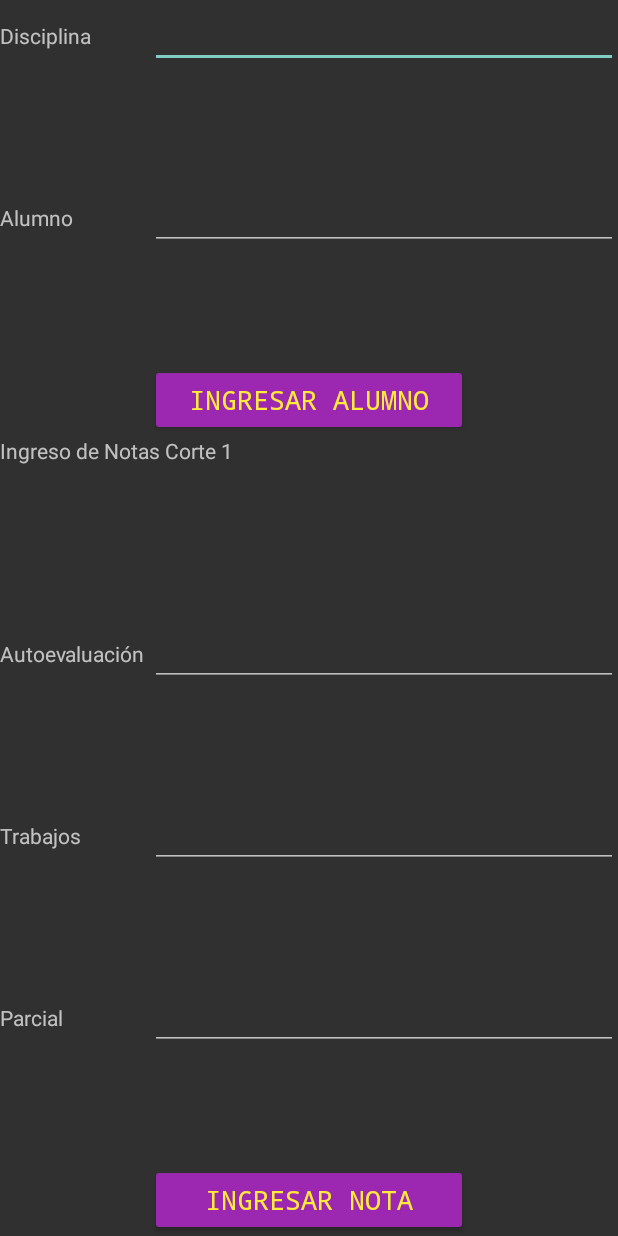
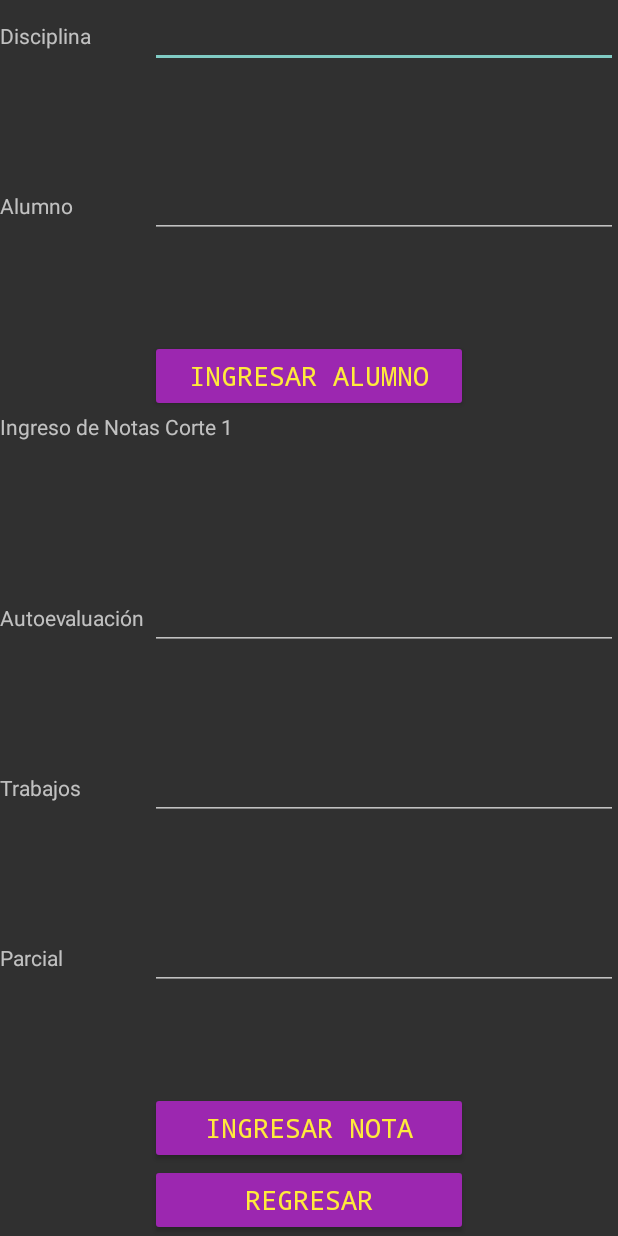
Before and after one commit to jlopezsa/RegistroNotas, an Android app: the RegistrarActivity screen opened directly, with no data from a screen before it, on a phone screen of 412 x 824 dp. Run offline under Robolectric (Android 15) with nearby library versions, the phone set to English and light mode, and no system bars.

Commit message:
Logica de la actividad registrar adicionada

```diff
--- a/app/src/main/java/com/example/registronotas/Estudiante.java
+++ b/app/src/main/java/com/example/registronotas/Estudiante.java
@@ -28,7 +28,7 @@ public class Estudiante {
         return notas_corte;
     }
 
-    public void Calculatotal_corte() {
+    public void calculatotal_corte() {
         total_corte = (float)(0.3*notas_corte.getTrabajos() + 0.3*notas_corte.getAutoevaluacion() + 0.4*notas_corte.getParcial());
     }
     public float getTotal_corte() {
--- a/app/src/main/java/com/example/registronotas/Materia.java
+++ b/app/src/main/java/com/example/registronotas/Materia.java
@@ -1,8 +1,9 @@
 package com.example.registronotas;
 
+import java.io.Serializable;
 import java.util.ArrayList;
 
-public class Materia {
+public class Materia implements Serializable {
 
     private String nombre_materia;
     private ArrayList<Estudiante> estudiantes;
--- a/app/src/main/java/com/example/registronotas/RegistrarActivity.java
+++ b/app/src/main/java/com/example/registronotas/RegistrarActivity.java
@@ -1,6 +1,7 @@
 package com.example.registronotas;
 
 import android.app.Activity;
+import android.content.Intent;
 import android.os.Bundle;
 import android.util.Log;
 import android.view.View;
@@ -10,29 +11,76 @@ import android.widget.TextView;
 public class RegistrarActivity extends Activity {
 
     private Materia materia_reg;
-    private TextView ingresa_disciplina;
-    private Button boton_reg_alumno;
+    private Estudiante estudiante_reg;
+    private Corte corte_notas;
+
+    private TextView ingresa_disciplina, ingresa_estudiante;
+    private TextView in_autoevaluacion, in_trabajos, in_parcial;
+    private Button boton_reg_alumno, boton_reg_notas, boton_regresar;
+
+    private int contador = 0;
+
 
     @Override public void onCreate(Bundle saveInstanceState){
         super.onCreate(saveInstanceState);
         setContentView(R.layout.activity_registrar);
 
         ingresa_disciplina = (TextView)findViewById(R.id.txt_disciplina);
+        ingresa_estudiante = (TextView)findViewById(R.id.txt_alumno);
+        in_autoevaluacion = (TextView)findViewById(R.id.txt_autoevaluacion);
+        in_trabajos = (TextView)findViewById(R.id.txt_trabajos);
+        in_parcial = (TextView)findViewById(R.id.txt_parcial);
+
         boton_reg_alumno = (Button)findViewById(R.id.btn_ingresa_alumno);
+        boton_reg_notas = (Button)findViewById(R.id.btn_notas);
+        boton_regresar = (Button)findViewById(R.id.btn_regresar);
 
         materia_reg = new Materia();
+        estudiante_reg = new Estudiante();
+        corte_notas = new Corte();
+
         Log.i("FLAG1","Fuera boton");
 
         boton_reg_alumno.setOnClickListener(new View.OnClickListener() {
             @Override
             public void onClick(View view) {
                 materia_reg.setNombre_materia(ingresa_disciplina.getText().toString());
+                estudiante_reg.setNombre(ingresa_estudiante.getText().toString());
 
                 Log.i("FLAG1",materia_reg.getNombre_materia());
+                Log.i("FLAG1",estudiante_reg.getNombre());
             }
         });
 
+        boton_reg_notas.setOnClickListener(new View.OnClickListener() {
+            @Override
+            public void onClick(View view) {
+                corte_notas.setAutoevaluacion(Float.valueOf(in_autoevaluacion.getText().toString()));
+                corte_notas.setTrabajos(Float.valueOf(in_trabajos.getText().toString()));
+                corte_notas.setParcial(Float.valueOf(in_parcial.getText().toString()));
 
+                estudiante_reg.setNotas_corte(corte_notas);
+                materia_reg.setEstudiantes(estudiante_reg);
+                estudiante_reg.calculatotal_corte();
+
+                Log.i("FLAG2",String.valueOf(materia_reg.getEstudiantes(contador).getNombre()));
+                contador++;
+            }
+        });
+
+        boton_regresar.setOnClickListener(new View.OnClickListener() {
+            @Override
+            public void onClick(View view) {
+                lanzarHome(null);
+            }
+        });
+    }
+
+    public void lanzarHome(View view){
+        Intent i = new Intent(this,MainActivity.class);
+        Bundle bundle = new Bundle();
+        bundle.putSerializable("MATERIA", materia_reg);
+        startActivity(i);
     }
 
 }
--- a/app/src/main/res/layout/activity_registrar.xml
+++ b/app/src/main/res/layout/activity_registrar.xml
@@ -85,7 +85,7 @@
                 android:text="Autoevaluación" />
 
             <EditText
-                android:id="@+id/editTextTextPersonName"
+                android:id="@+id/txt_autoevaluacion"
                 android:layout_width="0dp"
                 android:layout_height="wrap_content"
                 android:layout_weight="1"
@@ -109,7 +109,7 @@
                 android:text="Trabajos" />
 
             <EditText
-                android:id="@+id/editTextTextPersonName"
+                android:id="@+id/txt_trabajos"
                 android:layout_width="0dp"
                 android:layout_height="wrap_content"
                 android:layout_weight="1"
@@ -133,7 +133,7 @@
                 android:text="Parcial" />
 
             <EditText
-                android:id="@+id/editTextTextPersonName"
+                android:id="@+id/txt_parcial"
                 android:layout_width="0dp"
                 android:layout_height="wrap_content"
                 android:layout_weight="1"
@@ -144,12 +144,19 @@
         </LinearLayout>
 
         <Button
-            android:id="@+id/button2"
+            android:id="@+id/btn_notas"
             style="@style/EstiloBoton"
             android:layout_width="match_parent"
             android:layout_height="wrap_content"
             android:text="Ingresar Nota" />
 
+        <Button
+            android:id="@+id/btn_regresar"
+            style="@style/EstiloBoton"
+            android:layout_width="match_parent"
+            android:layout_height="wrap_content"
+            android:text="Regresar" />
+
     </LinearLayout>
 
 </androidx.constraintlayout.widget.ConstraintLayout>
--- /dev/null
+++ b/app/src/main/res/layout/activity_verificar.xml
@@ -0,0 +1,6 @@
+<?xml version="1.0" encoding="utf-8"?>
+<androidx.constraintlayout.widget.ConstraintLayout xmlns:android="http://schemas.android.com/apk/res/android"
+    android:layout_width="match_parent"
+    android:layout_height="match_parent">
+
+</androidx.constraintlayout.widget.ConstraintLayout>
```
